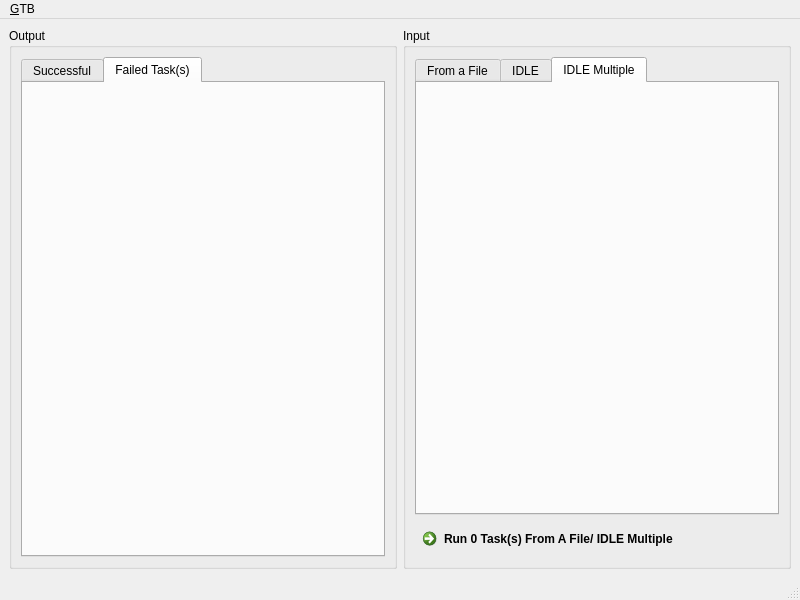
This is GTBWindow.ui in etoGrassie/GTB as Qt 5 draws it before an edit. The edited form follows.
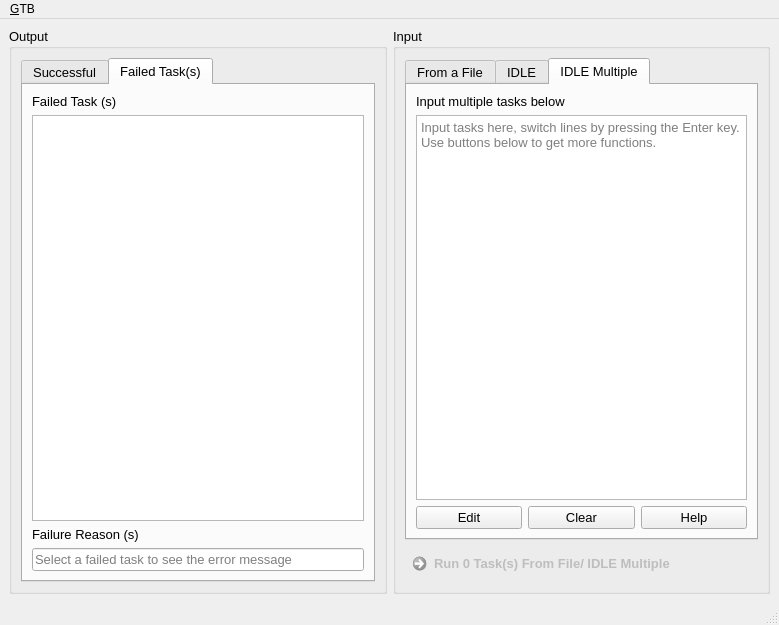
This is the edited form. The open tabs and pages were chosen to show the change. Icons and pictures are not drawn.

What changed in the file:
```diff
--- a/GTBWindow.ui
+++ b/GTBWindow.ui
@@ -6,8 +6,8 @@
    <rect>
     <x>0</x>
     <y>0</y>
-    <width>800</width>
-    <height>600</height>
+    <width>779</width>
+    <height>625</height>
    </rect>
   </property>
   <property name="windowTitle">
@@ -16,13 +16,25 @@
   <widget class="QWidget" name="centralwidget">
    <layout class="QHBoxLayout" name="horizontalLayout">
     <item>
-     <widget class="QGroupBox" name="groupBox">
+     <widget class="QGroupBox" name="groupBox_output">
+      <property name="font">
+       <font>
+        <family>Microsoft YaHei UI</family>
+        <pointsize>10</pointsize>
+       </font>
+      </property>
       <property name="title">
        <string>Output</string>
       </property>
       <layout class="QVBoxLayout" name="verticalLayout_2">
        <item>
         <widget class="QTabWidget" name="tabWidget_output">
+         <property name="font">
+          <font>
+           <family>Microsoft YaHei UI</family>
+           <pointsize>10</pointsize>
+          </font>
+         </property>
          <property name="currentIndex">
           <number>0</number>
          </property>
@@ -35,6 +47,63 @@
           <attribute name="title">
            <string>Failed Task(s)</string>
           </attribute>
+          <layout class="QVBoxLayout" name="verticalLayout_6">
+           <item>
+            <widget class="QLabel" name="label_failed_tasks">
+             <property name="font">
+              <font>
+               <family>Microsoft YaHei UI</family>
+               <pointsize>10</pointsize>
+              </font>
+             </property>
+             <property name="text">
+              <string>Failed Task (s)</string>
+             </property>
+            </widget>
+           </item>
+           <item>
+            <widget class="QListWidget" name="listWidget">
+             <property name="font">
+              <font>
+               <family>Microsoft YaHei UI</family>
+               <pointsize>10</pointsize>
+              </font>
+             </property>
+             <property name="itemAlignment">
+              <set>Qt::AlignLeading</set>
+             </property>
+            </widget>
+           </item>
+           <item>
+            <widget class="QLabel" name="label_failed_reasons">
+             <property name="font">
+              <font>
+               <family>Microsoft YaHei UI</family>
+               <pointsize>10</pointsize>
+              </font>
+             </property>
+             <property name="text">
+              <string>Failure Reason (s)</string>
+             </property>
+            </widget>
+           </item>
+           <item>
+            <widget class="QLineEdit" name="lineEdit_failed_reason">
+             <property name="font">
+              <font>
+               <family>Microsoft YaHei UI</family>
+               <pointsize>10</pointsize>
+              </font>
+             </property>
+             <property name="focusPolicy">
+              <enum>Qt::NoFocus</enum>
+             </property>
+             <property name="placeholderText">
+              <string>Select a failed task to see the error message</string>
+             </property>
+            </widget>
+           </item>
+          </layout>
          </widget>
         </widget>
        </item>
@@ -42,13 +111,25 @@
      </widget>
     </item>
     <item>
-     <widget class="QGroupBox" name="groupBox_2">
+     <widget class="QGroupBox" name="groupBox_input">
+      <property name="font">
+       <font>
+        <family>Microsoft YaHei UI</family>
+        <pointsize>10</pointsize>
+       </font>
+      </property>
       <property name="title">
        <string>Input</string>
       </property>
       <layout class="QVBoxLayout" name="verticalLayout_3">
        <item>
         <widget class="QTabWidget" name="tabWidget_input">
+         <property name="font">
+          <font>
+           <family>Microsoft YaHei UI</family>
+           <pointsize>10</pointsize>
+          </font>
+         </property>
          <property name="currentIndex">
           <number>1</number>
          </property>
@@ -118,13 +199,63 @@
           <attribute name="title">
            <string>IDLE Multiple</string>
           </attribute>
+          <layout class="QVBoxLayout" name="verticalLayout_7">
+           <item>
+            <widget class="QLabel" name="label_IDLE_mul">
+             <property name="text">
+              <string>Input multiple tasks below</string>
+             </property>
+            </widget>
+           </item>
+           <item>
+            <widget class="QTextBrowser" name="textBrowser_IDLE_multiple">
+             <property name="placeholderText">
+              <string>Input tasks here, switch lines by pressing the Enter key. Use buttons below to get more functions. </string>
+             </property>
+            </widget>
+           </item>
+           <item>
+            <layout class="QHBoxLayout" name="horizontalLayout_4">
+             <item>
+              <widget class="QPushButton" name="pushButton_IDLE_mul_edit">
+               <property name="text">
+                <string>Edit</string>
+               </property>
+              </widget>
+             </item>
+             <item>
+              <widget class="QPushButton" name="pushButton_IDLE_mul_clear">
+               <property name="text">
+                <string>Clear</string>
+               </property>
+              </widget>
+             </item>
+             <item>
+              <widget class="QPushButton" name="pushButton_IDLE_mul_help">
+               <property name="text">
+                <string>Help</string>
+               </property>
+              </widget>
+             </item>
+            </layout>
+           </item>
+          </layout>
          </widget>
         </widget>
        </item>
        <item>
-        <widget class="QCommandLinkButton" name="commandLinkButton">
+        <widget class="QCommandLinkButton" name="commandLinkButton_run">
+         <property name="enabled">
+          <bool>false</bool>
+         </property>
+         <property name="font">
+          <font>
+           <family>Microsoft YaHei UI</family>
+           <pointsize>10</pointsize>
+          </font>
+         </property>
          <property name="text">
-          <string>Run 0 Task(s) From A File/ IDLE Multiple</string>
+          <string>Run 0 Task(s) From File/ IDLE Multiple</string>
          </property>
         </widget>
        </item>
@@ -138,7 +269,7 @@
     <rect>
      <x>0</x>
      <y>0</y>
-     <width>800</width>
+     <width>779</width>
      <height>23</height>
     </rect>
    </property>
```
Left out of the diff: 159 changed lines with no effect on the pictures.
